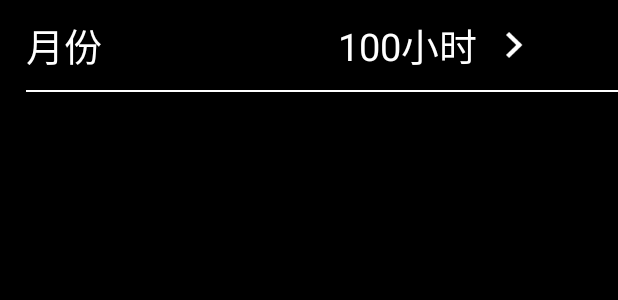
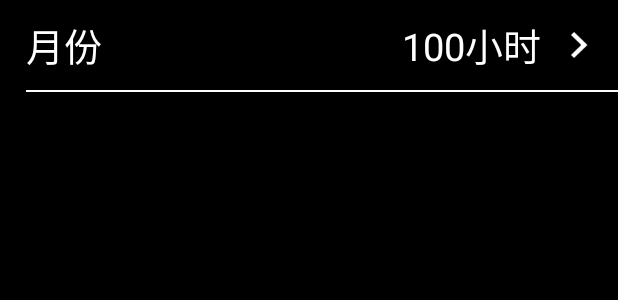
Before and after one commit to luyulove001/rhea-timepiece, an Android app: the layout month_day_item.xml on its own in the app's theme, with its tools: preview values and no code run, on a phone screen of 412 x 824 dp. Shown: the top 300 px of the screen. Run offline under Robolectric (Android 15) with nearby library versions, the phone set to English and light mode, and no system bars.

Commit message:
按摩统计item布局修改，删除按钮播报更改，删除界面无障碍提示修改

```diff
--- a/app/src/main/java/net/tatans/rhea/countdowntimer/activity/MonthMassageActivity.java
+++ b/app/src/main/java/net/tatans/rhea/countdowntimer/activity/MonthMassageActivity.java
@@ -71,8 +71,7 @@ public class MonthMassageActivity extends BaseActivity {
     private void initDetailView() {
         setTitle("每日详情列表");
         List<DbModel> lsDb = tdb.findDbModelListBySQL("select * from MassageTime where month = " +
-                (getIntent().getIntExtra("month", 0)) + " and day = " + (getIntent().getIntExtra("day", 0)) +
-                " order by month DESC");
+                (getIntent().getIntExtra("month", 0)) + " and day = " + (getIntent().getIntExtra("day", 0)));
         final List<MassageTimeBean> lsMtb = new ArrayList<>();
         for (int i = 0; i < lsDb.size(); i++) {
             lsMtb.add((MassageTimeBean) CursorUtils.dbModel2Entity(lsDb.get(i), MassageTimeBean.class));
@@ -97,7 +96,7 @@ public class MonthMassageActivity extends BaseActivity {
         List<DbModel> lsDb = tdb.findDbModelListBySQL("select id, year, month, day, startTime," +
                 " sum(duration) as duration from MassageTime where month = " +
                 (c.get(Calendar.MONTH) + 1 - getIntent().getIntExtra("position", 0)) +
-                " group by year, month, day order by month DESC");
+                " group by year, month, day order by day DESC");
         final List<MassageTimeBean> lsMtb = new ArrayList<>();
         for (int i = 0; i < lsDb.size(); i++) {
             lsMtb.add((MassageTimeBean) CursorUtils.dbModel2Entity(lsDb.get(i), MassageTimeBean.class));
--- a/app/src/main/java/net/tatans/rhea/countdowntimer/adapter/MonthDayAdapter.java
+++ b/app/src/main/java/net/tatans/rhea/countdowntimer/adapter/MonthDayAdapter.java
@@ -76,7 +76,7 @@ public class MonthDayAdapter extends BaseAdapter {
         holder.tvTime.setText(alMassage.get(position).getTime());
         if (mFlag == Const.ISDETAIL) {
             holder.imgDel.setImageResource(R.mipmap.btn_delete_time);
-            holder.imgDel.setContentDescription("删除按钮");
+            holder.imgDel.setContentDescription("删除");
             holder.imgDel.setOnClickListener(new View.OnClickListener() {
                 @Override
                 public void onClick(View v) {
--- a/app/src/main/res/layout/month_day_item.xml
+++ b/app/src/main/res/layout/month_day_item.xml
@@ -5,11 +5,10 @@
     android:background="@color/black"
     android:orientation="vertical">
 
-    <LinearLayout
+    <RelativeLayout
         android:id="@+id/layout_month_day"
         android:layout_width="match_parent"
-        android:layout_height="@dimen/height_720x1280"
-        android:orientation="horizontal">
+        android:layout_height="@dimen/height_720x1280">
 
         <TextView
             android:id="@+id/month"
@@ -21,24 +20,28 @@
             android:textColor="#fff"
             android:textSize="25sp" />
 
+        <ImageView
+            android:id="@+id/img_del"
+            android:layout_width="wrap_content"
+            android:layout_height="wrap_content"
+            android:layout_alignParentEnd="true"
+            android:layout_centerVertical="true"
+            android:layout_gravity="center_vertical"
+            android:layout_marginRight="20dp"
+            android:src="@mipmap/arrow" />
+
         <TextView
             android:id="@+id/duration"
             android:layout_width="wrap_content"
             android:layout_height="@dimen/height_720x1280"
-            android:layout_marginLeft="157dp"
+            android:layout_alignParentTop="true"
+            android:layout_marginRight="20dp"
+            android:layout_toStartOf="@+id/img_del"
             android:gravity="center"
             android:text="100小时"
             android:textColor="#fff"
             android:textSize="25sp" />
-
-        <ImageView
-            android:id="@+id/img_del"
-            android:layout_width="wrap_content"
-            android:layout_height="wrap_content"
-            android:layout_gravity="center_vertical"
-            android:layout_marginLeft="19dp"
-            android:src="@mipmap/arrow" />
-    </LinearLayout>
+    </RelativeLayout>
 
     <View
         android:layout_width="match_parent"
```
Also changed, not shown: app/src/main/java/net/tatans/rhea/countdowntimer/adapter/DelSchemeAdapter.java (+6 -26 lines).
